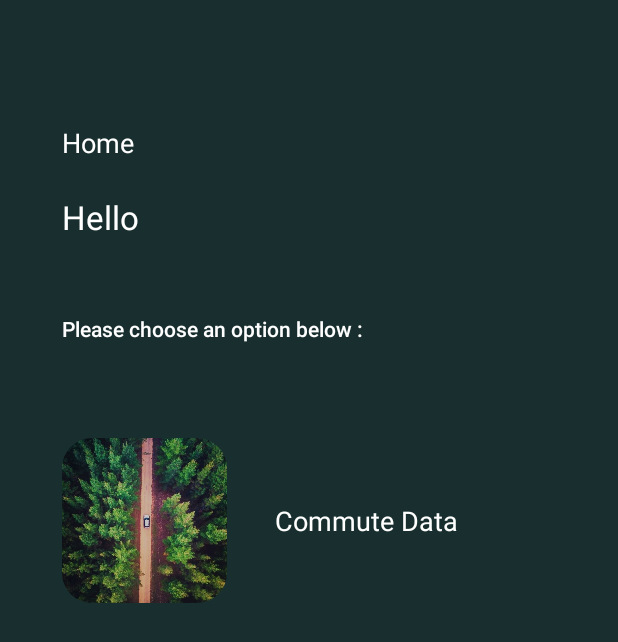
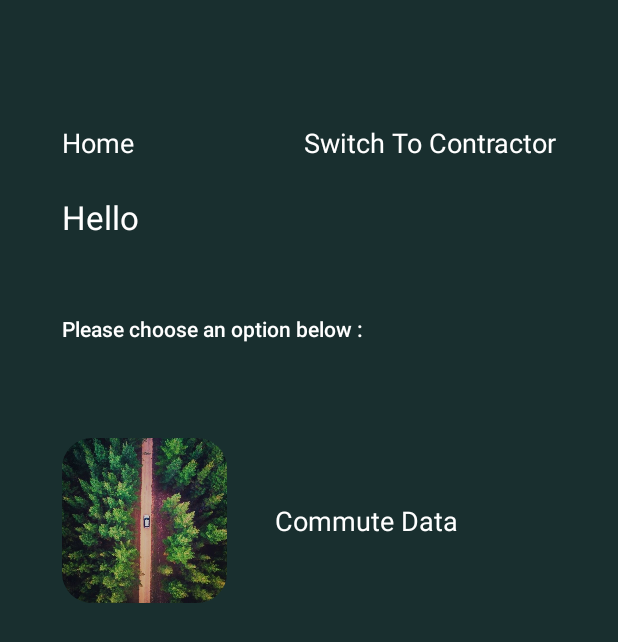
Before and after one commit to RezwanTanvin/TNC_App, an Android app: the MainActivity_Admin screen opened directly, with no data from a screen before it, on a phone screen of 412 x 824 dp. Shown: the top 642 px of the screen. Run offline under Robolectric (Android 15) with nearby library versions, the phone set to English and light mode, and no system bars; our stand-ins replace Firebase (no records; nobody signed in at launch, a user with empty details on screens opened directly).

```diff
--- a/app/src/main/java/com/ellerlabs/tncapp/AdminScreen/CommuteData/ImagePreview/ImagePreview.java
+++ b/app/src/main/java/com/ellerlabs/tncapp/AdminScreen/CommuteData/ImagePreview/AD_COMM_ImagePreview.java
@@ -18,7 +18,7 @@ import com.google.android.gms.tasks.OnSuccessListener;
 import com.google.firebase.storage.FirebaseStorage;
 import com.google.firebase.storage.StorageReference;
 
-public class ImagePreview extends AppCompatActivity {
+public class AD_COMM_ImagePreview extends AppCompatActivity {
     Intent intent;
     String URI;
     ImageView image;
@@ -41,7 +41,7 @@ public class ImagePreview extends AppCompatActivity {
         backButton = findViewById(R.id.imageButton20);
         progressBar = findViewById(R.id.imageViewProgressBar);
 
-        mScaleGestureDetector = new ScaleGestureDetector(this, new com.ellerlabs.tncapp.AdminScreen.CommuteData.ImagePreview.ImagePreview.ScaleListener());
+        mScaleGestureDetector = new ScaleGestureDetector(this, new AD_COMM_ImagePreview.ScaleListener());
 
         intent = getIntent();
         URI = intent.getStringExtra("URI");
--- a/app/src/main/java/com/ellerlabs/tncapp/AdminScreen/CommuteData/ShowMap/googelMapsData.java
+++ b/app/src/main/java/com/ellerlabs/tncapp/AdminScreen/CommuteData/ShowMap/googleMapsData.java
@@ -3,10 +3,7 @@ package com.ellerlabs.tncapp.AdminScreen.CommuteData.ShowMap;
 import androidx.annotation.NonNull;
 import androidx.fragment.app.FragmentActivity;
 
-import android.content.Context;
 import android.content.Intent;
-import android.database.Cursor;
-import android.database.sqlite.SQLiteDatabase;
 import android.graphics.Color;
 import android.os.Bundle;
 
@@ -29,12 +26,11 @@ import com.google.firebase.database.DatabaseReference;
 import com.google.firebase.database.FirebaseDatabase;
 import com.google.firebase.database.ValueEventListener;
 
-import java.sql.ResultSet;
 import java.util.ArrayList;
 import java.util.List;
 
 
-public class googelMapsData extends FragmentActivity implements OnMapReadyCallback {
+public class googleMapsData extends FragmentActivity implements OnMapReadyCallback {
 
     Intent intent;
     FirebaseAuth mAuth;
--- a/app/src/main/java/com/ellerlabs/tncapp/AdminScreen/MainActivity_Admin.java
+++ b/app/src/main/java/com/ellerlabs/tncapp/AdminScreen/MainActivity_Admin.java
@@ -23,6 +23,7 @@ import android.widget.ImageView;
 import android.widget.TextView;
 
 import com.ellerlabs.tncapp.AdminScreen.CommuteData.ChooseUser.ShowAndChooseUser;
+import com.ellerlabs.tncapp.ContractorScreen.MainActivity;
 import com.ellerlabs.tncapp.R;
 import com.google.firebase.auth.FirebaseAuth;
 import com.google.firebase.auth.FirebaseUser;
@@ -33,7 +34,7 @@ public class MainActivity_Admin extends AppCompatActivity {
     ImageView trackCommuteData;
     private FirebaseAuth mAuth ;
     private FirebaseUser user;
-    TextView userName;
+    TextView userName, SwitchToContractor;
 
     Context mContext = this;
     @Override
@@ -41,12 +42,14 @@ public class MainActivity_Admin extends AppCompatActivity {
         super.onCreate(savedInstanceState);
         setContentView(R.layout.admin_mode_activity_main_admin);
 
+
         trackCommuteData = findViewById(R.id.trackCommuteImage2);
         trackCommuteData.setClipToOutline(true);
         Bitmap bitmap1 = BitmapFactory.decodeResource(getResources(), R.drawable.track_commmute_logo);
         trackCommuteData.setImageBitmap(bitmap1);
 
         userName = findViewById(R.id.Hi2);
+        SwitchToContractor = findViewById(R.id.SwitchToContractor);
         mAuth = FirebaseAuth.getInstance();
         user = mAuth.getCurrentUser();
 
@@ -67,7 +70,12 @@ public class MainActivity_Admin extends AppCompatActivity {
             }, PERMISSION_REQUEST_CODE);
         };
 
-
+        SwitchToContractor.setOnClickListener(new View.OnClickListener() {
+            @Override
+            public void onClick(View v) {
+                startActivity(new Intent(mContext, MainActivity.class));
+            }
+        });
 
     }
 
--- a/app/src/main/java/com/ellerlabs/tncapp/ContractorScreen/TrackCommute/S2_collectVehicleTripInfo.java
+++ b/app/src/main/java/com/ellerlabs/tncapp/ContractorScreen/TrackCommute/S2_collectVehicleTripInfo.java
@@ -13,7 +13,6 @@ import android.widget.Button;
 import android.widget.ImageView;
 import android.widget.Toast;
 
-import com.ellerlabs.tncapp.ImagePreview;
 import com.ellerlabs.tncapp.R;
 
 import java.util.Date;
@@ -115,7 +114,7 @@ public class S2_collectVehicleTripInfo extends AppCompatActivity {
         cameraIcon.setOnClickListener(new View.OnClickListener() {
             @Override
             public void onClick(View v) {
-                Intent intent = new Intent(S2_collectVehicleTripInfo.this, ImagePreview.class);
+                Intent intent = new Intent(S2_collectVehicleTripInfo.this, TC_ImagePreview.class);
                 intent.putExtra("FilePath", FilePath);
                 startActivity(intent);
             }
--- a/app/src/main/java/com/ellerlabs/tncapp/ContractorScreen/TrackCommute/S3_captureOdometer.java
+++ b/app/src/main/java/com/ellerlabs/tncapp/ContractorScreen/TrackCommute/S3_captureOdometer.java
@@ -16,8 +16,6 @@ import android.widget.ImageView;
 import android.widget.TextView;
 import android.widget.Toast;
 
-import com.ellerlabs.tncapp.Camera;
-import com.ellerlabs.tncapp.ImagePreview;
 import com.ellerlabs.tncapp.R;
 
 public class S3_captureOdometer extends AppCompatActivity {
@@ -141,7 +139,7 @@ public class S3_captureOdometer extends AppCompatActivity {
         thumbnail.setOnClickListener(new View.OnClickListener() {
             @Override
             public void onClick(View v) {
-                Intent intent = new Intent(S3_captureOdometer.this, ImagePreview.class);
+                Intent intent = new Intent(S3_captureOdometer.this, TC_ImagePreview.class);
                 intent.putExtra("FilePath",FilePath);
                 startActivity(intent);
             }
--- a/app/src/main/java/com/ellerlabs/tncapp/ContractorScreen/TrackCommute/S6_collectCorrectOdometer.java
+++ b/app/src/main/java/com/ellerlabs/tncapp/ContractorScreen/TrackCommute/S6_collectCorrectOdometer.java
@@ -17,7 +17,6 @@ import android.widget.ImageView;
 import android.widget.TextView;
 import android.widget.Toast;
 
-import com.ellerlabs.tncapp.Camera;
 import com.ellerlabs.tncapp.R;
 
 
--- a/app/src/main/res/layout/activity_maps.xml
+++ b/app/src/main/res/layout/activity_maps.xml
@@ -6,4 +6,4 @@
     android:name="com.google.android.gms.maps.SupportMapFragment"
     android:layout_width="match_parent"
     android:layout_height="match_parent"
-    tools:context=".AdminScreen.CommuteData.ShowMap.googelMapsData" />
+    tools:context=".AdminScreen.CommuteData.ShowMap.googleMapsData" />
--- a/app/src/main/res/layout/admin_mode_activity_main_admin.xml
+++ b/app/src/main/res/layout/admin_mode_activity_main_admin.xml
@@ -136,5 +136,22 @@
         android:orientation="vertical"
         app:layout_constraintGuide_percent="0.1" />
 
+    <TextView
+        android:id="@+id/SwitchToContractor"
+        android:layout_width="wrap_content"
+        android:layout_height="23dp"
+        android:text="Switch To Contractor"
+        android:textAppearance="@style/TextAppearance.AppCompat.Medium"
+        android:textColor="#FFFFFF"
+        app:layout_constraintEnd_toStartOf="@+id/guideline19"
+        app:layout_constraintTop_toTopOf="@+id/guideline9" />
+
+    <androidx.constraintlayout.widget.Guideline
+        android:id="@+id/guideline19"
+        android:layout_width="wrap_content"
+        android:layout_height="wrap_content"
+        android:orientation="vertical"
+        app:layout_constraintGuide_percent="0.9" />
+
 
 </androidx.constraintlayout.widget.ConstraintLayout>
--- a/app/src/main/res/layout/admin_mode_comm_image_preview.xml
+++ b/app/src/main/res/layout/admin_mode_comm_image_preview.xml
@@ -4,7 +4,7 @@
     xmlns:tools="http://schemas.android.com/tools"
     android:layout_width="match_parent"
     android:layout_height="match_parent"
-    tools:context=".AdminScreen.CommuteData.ImagePreview.ImagePreview">
+    tools:context=".AdminScreen.CommuteData.ImagePreview.AD_COMM_ImagePreview">
 
     <ImageView
         android:id="@+id/imageView10"
--- a/app/src/main/res/layout/activity_camera.xml
+++ b/app/src/main/res/layout/track_commute_activity_camera.xml
@@ -4,7 +4,7 @@
     xmlns:tools="http://schemas.android.com/tools"
     android:layout_width="match_parent"
     android:layout_height="match_parent"
-    tools:context="com.ellerlabs.tncapp.Camera">
+    tools:context="com.ellerlabs.tncapp.ContractorScreen.TrackCommute.Camera">
 
     <androidx.camera.view.PreviewView
         android:id="@+id/previewView"
--- a/app/src/main/res/layout/image_preview.xml
+++ b/app/src/main/res/layout/track_commute_image_preview.xml
@@ -4,7 +4,7 @@
     xmlns:tools="http://schemas.android.com/tools"
     android:layout_width="match_parent"
     android:layout_height="match_parent"
-    tools:context="com.ellerlabs.tncapp.ImagePreview">
+    tools:context="com.ellerlabs.tncapp.ContractorScreen.TrackCommute.TC_ImagePreview">
 
     <ImageView
         android:id="@+id/imageView3"
```
Also changed, not shown: app/src/main/AndroidManifest.xml (+7 -3 lines), app/src/main/java/com/ellerlabs/tncapp/AdminScreen/CommuteData/ShowChosenUserInfo/AdapterForSUC.java (+5 -5 lines), app/src/main/java/com/ellerlabs/tncapp/ContractorScreen/TrackCommute/Camera.java (renamed from app/src/main/java/com/ellerlabs/tncapp/Camera.java, +3 -4 lines), app/src/main/java/com/ellerlabs/tncapp/ContractorScreen/TrackCommute/TC_ImagePreview.java (renamed from app/src/main/java/com/ellerlabs/tncapp/ImagePreview.java, +5 -3 lines).
